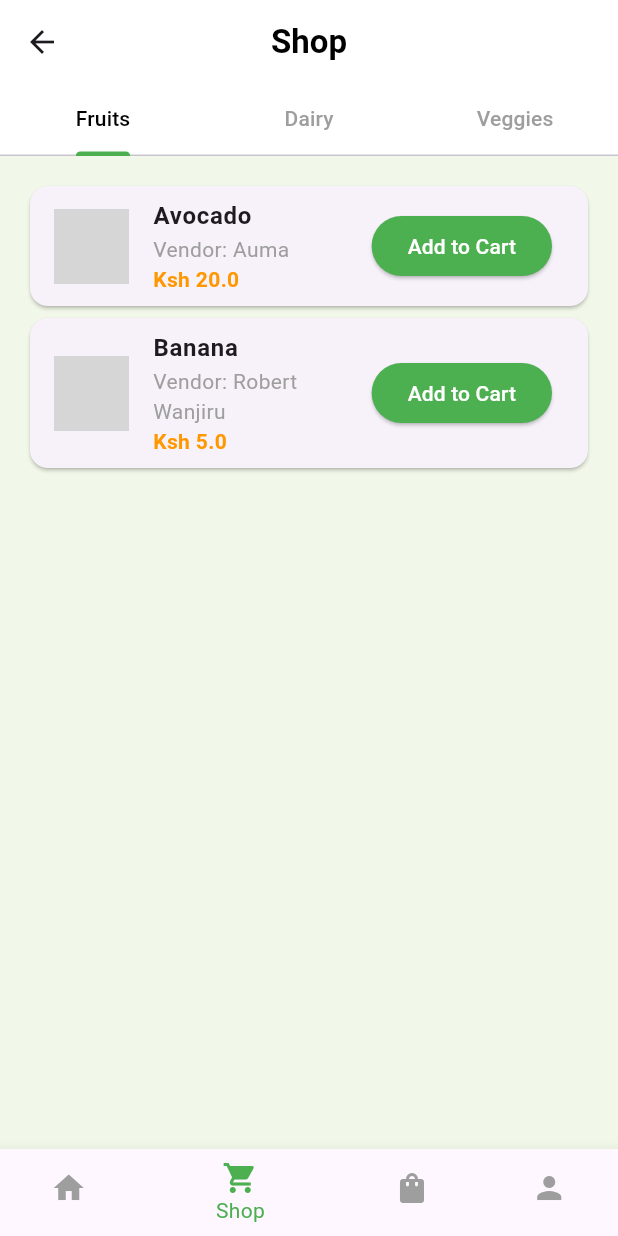
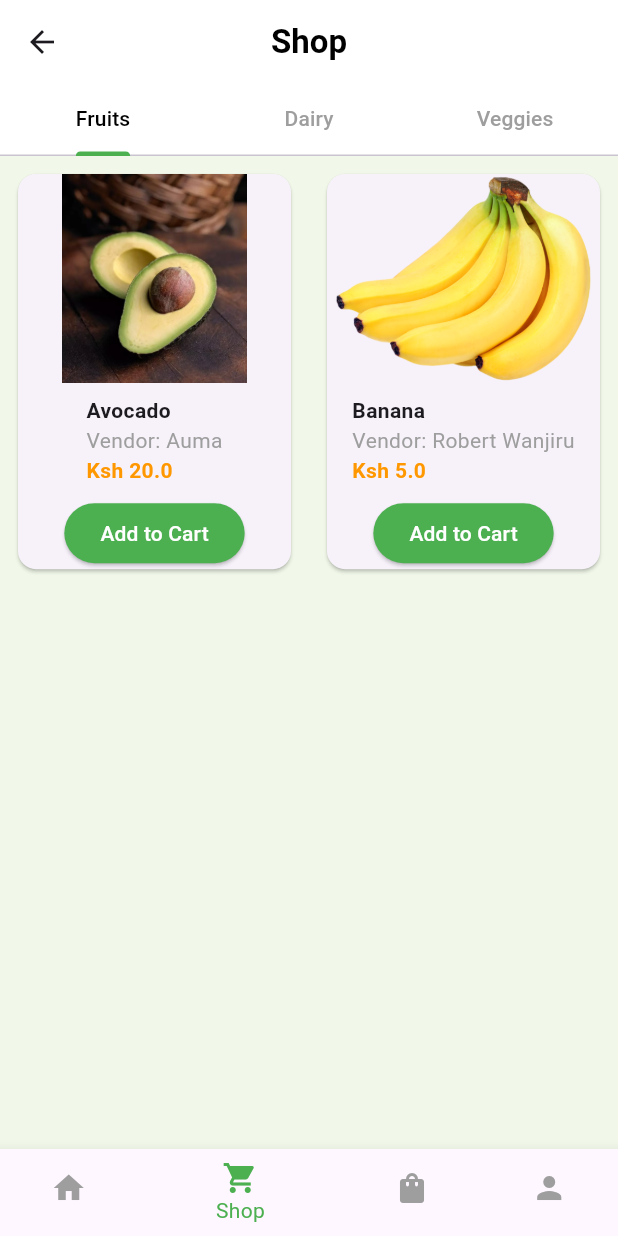
Before and after one commit to ivycommunity/FreshMarikiti, a Flutter app: the OrderPage screen opened directly, on a phone screen of 412 x 824 dp. Run offline on Flutter 3.47's test engine with Material 3 defaults, Android fonts, the phone set to English and light mode, and no system bars; our stand-ins replace cloud_firestore, firebase_auth, firebase_core, flutter_dotenv, google_sign_in, image_picker and 1 more; accounts and stored records are empty; network calls fail; grey boxes are pictures that could not be loaded.

Commit message:
Updates for the app

```diff
--- a/lib/Widgets/pages/Shop.dart
+++ b/lib/Widgets/pages/Shop.dart
@@ -100,39 +100,55 @@ class ProductList extends StatelessWidget {
     final products =
         Provider.of<OrderProvider>(context).getProductsByCategory(category);
 
-    return ListView.builder(
-      padding: EdgeInsets.all(16),
+    return Padding(
+      padding: const EdgeInsets.all(8.0),
+      child: GridView.builder(
+        gridDelegate: const SliverGridDelegateWithFixedCrossAxisCount(
+            crossAxisCount: 2, // 2 columns
+            crossAxisSpacing: 16, // space between columns
+            mainAxisSpacing: 16, // Space between rows
+            childAspectRatio: 0.7 // Adjust height-to-width ratio
+            ),
         itemCount: products.length,
         itemBuilder: (context, index) {
           final product = products[index];
           return Card(
             shape:
                 RoundedRectangleBorder(borderRadius: BorderRadius.circular(12)),
-          child: ListTile(
-            leading: Image.asset(product.image, width: 50, height: 50),
-            title: Text(product.name,
-                style: TextStyle(fontWeight: FontWeight.bold)),
-            subtitle: Column(
+            child: Column(
+                crossAxisAlignment: CrossAxisAlignment.center,
+                children: [
+                  Expanded(
+                      child: Image.asset(product.image, fit: BoxFit.cover)),
+                  Padding(
+                      padding: const EdgeInsets.all(8.0),
+                      child: Column(
                           crossAxisAlignment: CrossAxisAlignment.start,
                           children: [
+                            Text(product.name,
+                                style: const TextStyle(
+                                    fontWeight: FontWeight.bold)),
                             Text("Vendor: ${product.vendor}",
                                 style: TextStyle(color: Colors.grey)),
                             Text("Ksh ${product.price}",
                                 style: TextStyle(
-                        color: Colors.orange, fontWeight: FontWeight.bold)),
-              ],
-            ),
-            trailing: ElevatedButton(
+                                    color: Colors.orange,
+                                    fontWeight: FontWeight.bold))
+                          ])),
+                  ElevatedButton(
                     onPressed: () {
                       Provider.of<OrderProvider>(context, listen: false)
                           .addToCart(product);
                     },
-              style: ElevatedButton.styleFrom(backgroundColor: Colors.green),
-              child: Text("Add to Cart", style: TextStyle(color: Colors.white)),
+                    style:
+                        ElevatedButton.styleFrom(backgroundColor: Colors.green),
+                    child: Text("Add to Cart",
+                        style: TextStyle(color: Colors.white)),
                   ),
-          ),
+                ]),
           );
         },
+      ),
     );
   }
 }
```
Also changed, not shown: lib/Widgets/drawer.dart (+6 -6 lines), lib/Widgets/pages/Mycart.dart (+10 -6 lines), lib/Widgets/pages/Profile.dart (+26 -22 lines), lib/core/constants/providers/Themeprovders.dart (+4 -5 lines), pubspec.yaml (+16 -0 lines), pubspec.lock, 130 other files. Lines whose indentation alone changed are shown as unchanged.
